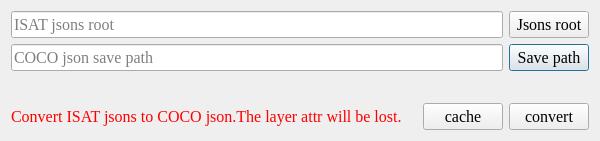
Qt form ui/ISAT_to_COCO_dialog.ui (yatengLG/ISAT_with_segment_anything) before a commit.
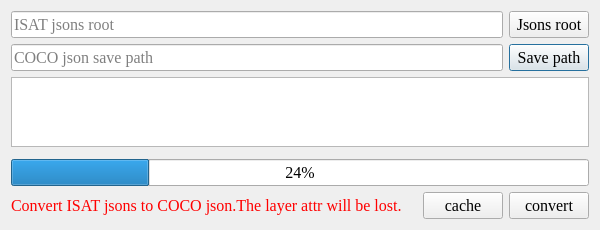
The same form after that commit. Icons and pictures are not drawn.

Commit message: toVOC toCOCO

What changed in the file:
```diff
--- a/ui/ISAT_to_COCO_dialog.ui
+++ b/ui/ISAT_to_COCO_dialog.ui
@@ -10,7 +10,7 @@
     <x>0</x>
     <y>0</y>
     <width>600</width>
-    <height>137</height>
+    <height>226</height>
    </rect>
   </property>
   <property name="font">
@@ -87,6 +87,25 @@
      </layout>
     </widget>
    </item>
+   <item>
+    <widget class="QTextBrowser" name="textBrowser">
+     <property name="font">
+      <font>
+       <family>宋体</family>
+      </font>
+     </property>
+     <property name="lineWrapMode">
+      <enum>QTextEdit::NoWrap</enum>
+     </property>
+     <property name="html">
+      <string>&lt;!DOCTYPE HTML PUBLIC &quot;-//W3C//DTD HTML 4.0//EN&quot; &quot;http://www.w3.org/TR/REC-html40/strict.dtd&quot;&gt;
+&lt;html&gt;&lt;head&gt;&lt;meta name=&quot;qrichtext&quot; content=&quot;1&quot; /&gt;&lt;style type=&quot;text/css&quot;&gt;
+p, li { white-space: pre-wrap; }
+&lt;/style&gt;&lt;/head&gt;&lt;body style=&quot; font-family:'宋体'; font-size:12pt; font-weight:400; font-style:normal;&quot;&gt;
+&lt;p style=&quot;-qt-paragraph-type:empty; margin-top:0px; margin-bottom:0px; margin-left:0px; margin-right:0px; -qt-block-indent:0; text-indent:0px; font-family:'Times New Roman';&quot;&gt;&lt;br /&gt;&lt;/p&gt;&lt;/body&gt;&lt;/html&gt;</string>
+     </property>
+    </widget>
+   </item>
    <item>
     <widget class="QWidget" name="widget_3" native="true">
      <layout class="QHBoxLayout" name="horizontalLayout_2">
@@ -102,29 +121,16 @@
       <property name="bottomMargin">
        <number>0</number>
       </property>
-      <item>
-       <spacer name="horizontalSpacer_2">
-        <property name="orientation">
-         <enum>Qt::Horizontal</enum>
-        </property>
-        <property name="sizeHint" stdset="0">
-         <size>
-          <width>40</width>
-          <height>20</height>
-         </size>
-        </property>
-       </spacer>
-      </item>
-      <item>
-       <widget class="QLabel" name="label_info">
-        <property name="text">
-         <string/>
-        </property>
-       </widget>
-      </item>
      </layout>
     </widget>
    </item>
+   <item>
+    <widget class="QProgressBar" name="progressBar">
+     <property name="value">
+      <number>24</number>
+     </property>
+    </widget>
+   </item>
    <item>
     <widget class="QWidget" name="widget_2" native="true">
      <layout class="QHBoxLayout" name="horizontalLayout">
```
The commit also changes 17 other files.
